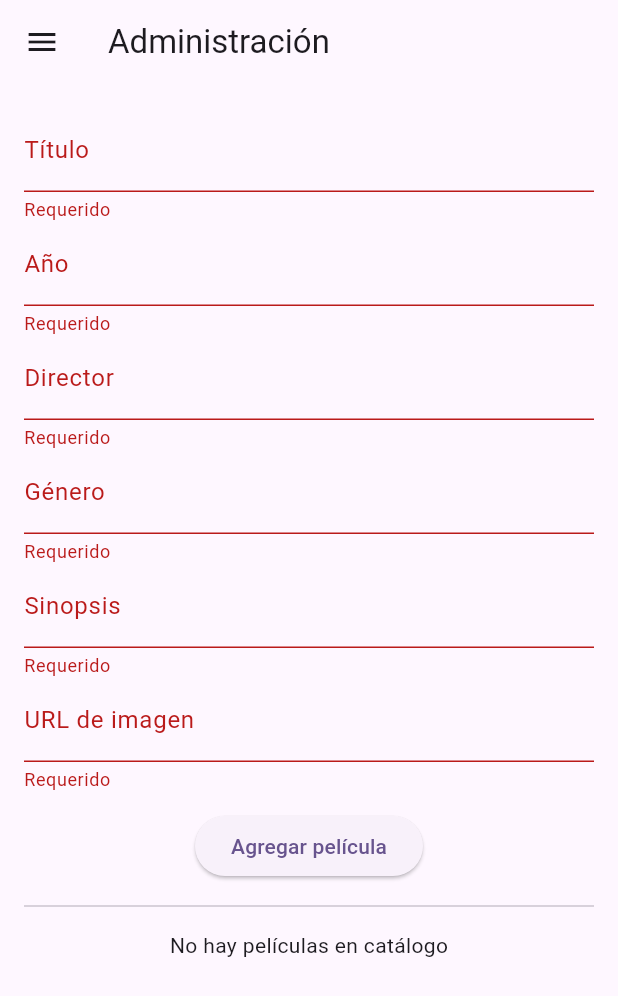
After one commit to MiriamBec/actividad3.7, a Flutter app: the AdminPage screen opened by its route, after a tap on "Agregar película", on a phone screen of 412 x 824 dp. The commit adds this screen. Shown: the top 996 px of the screen. Run offline on Flutter 3.47's test engine with Material 3 defaults, Android fonts, the phone set to English and light mode, and no system bars; our stand-ins replace cloud_firestore, firebase_auth, firebase_core; accounts and stored records are empty.

Commit message:
Se agregaron las paginas de admin, catalogo, descripcion y la carpeta widgets

```diff
--- /dev/null
+++ b/lib/admin_page.dart
@@ -0,0 +1,138 @@
+import 'package:flutter/material.dart';
+import 'package:cloud_firestore/cloud_firestore.dart';
+import 'widgets/app_drawer.dart';
+
+class AdminPage extends StatefulWidget {
+  const AdminPage({super.key});
+  @override
+  _AdminPageState createState() => _AdminPageState();
+}
+
+class _AdminPageState extends State<AdminPage> {
+  final _formKey = GlobalKey<FormState>();
+  final _tituloCtrl = TextEditingController();
+  final _anioCtrl = TextEditingController();
+  final _directorCtrl = TextEditingController();
+  final _generoCtrl = TextEditingController();
+  final _sinopsisCtrl = TextEditingController();
+  final _imagenCtrl = TextEditingController();
+
+  void _agregarPelicula() async {
+    if (!_formKey.currentState!.validate()) return;
+    await FirebaseFirestore.instance.collection('peliculas').add({
+      'title': _tituloCtrl.text.trim(),
+      'year': _anioCtrl.text.trim(),
+      'director': _directorCtrl.text.trim(),
+      'genre': _generoCtrl.text.trim(),
+      'synopsis': _sinopsisCtrl.text.trim(),
+      'imageUrl': _imagenCtrl.text.trim(),
+    });
+    ScaffoldMessenger.of(
+      context,
+    ).showSnackBar(const SnackBar(content: Text('Película agregada')));
+    _formKey.currentState!.reset();
+  }
+
+  void _eliminarPelicula(String docId) async {
+    await FirebaseFirestore.instance
+        .collection('peliculas')
+        .doc(docId)
+        .delete();
+    ScaffoldMessenger.of(
+      context,
+    ).showSnackBar(const SnackBar(content: Text('Película eliminada')));
+  }
+
+  @override
+  Widget build(BuildContext context) {
+    return Scaffold(
+      appBar: AppBar(title: const Text('Administración')),
+      drawer: buildAppDrawer(context),
+      body: Padding(
+        padding: const EdgeInsets.all(16),
+        child: Column(
+          children: [
+            // Formulario para agregar
+            Form(
+              key: _formKey,
+              child: Column(
+                children: [
+                  TextFormField(
+                    controller: _tituloCtrl,
+                    decoration: const InputDecoration(labelText: 'Título'),
+                    validator: (v) => v!.isEmpty ? 'Requerido' : null,
+                  ),
+                  TextFormField(
+                    controller: _anioCtrl,
+                    decoration: const InputDecoration(labelText: 'Año'),
+                    validator: (v) => v!.isEmpty ? 'Requerido' : null,
+                  ),
+                  TextFormField(
+                    controller: _directorCtrl,
+                    decoration: const InputDecoration(labelText: 'Director'),
+                    validator: (v) => v!.isEmpty ? 'Requerido' : null,
+                  ),
+                  TextFormField(
+                    controller: _generoCtrl,
+                    decoration: const InputDecoration(labelText: 'Género'),
+                    validator: (v) => v!.isEmpty ? 'Requerido' : null,
+                  ),
+                  TextFormField(
+                    controller: _sinopsisCtrl,
+                    decoration: const InputDecoration(labelText: 'Sinopsis'),
+                    validator: (v) => v!.isEmpty ? 'Requerido' : null,
+                  ),
+                  TextFormField(
+                    controller: _imagenCtrl,
+                    decoration: const InputDecoration(
+                      labelText: 'URL de imagen',
+                    ),
+                    validator: (v) => v!.isEmpty ? 'Requerido' : null,
+                  ),
+                  const SizedBox(height: 12),
+                  ElevatedButton(
+                    onPressed: _agregarPelicula,
+                    child: const Text('Agregar película'),
+                  ),
+                  const Divider(height: 32),
+                ],
+              ),
+            ),
+
+            // Lista de películas para eliminar
+            Expanded(
+              child: StreamBuilder<QuerySnapshot>(
+                stream:
+                    FirebaseFirestore.instance
+                        .collection('peliculas')
+                        .snapshots(),
+                builder: (context, snapshot) {
+                  if (snapshot.hasError) return const Text('Error al cargar');
+                  if (!snapshot.hasData)
+                    return const CircularProgressIndicator();
+                  final docs = snapshot.data!.docs;
+                  if (docs.isEmpty)
+                    return const Text('No hay películas en catálogo');
+
+                  return ListView.builder(
+                    itemCount: docs.length,
+                    itemBuilder: (context, i) {
+                      final doc = docs[i];
+                      return ListTile(
+                        title: Text(doc['title']),
+                        trailing: IconButton(
+                          icon: const Icon(Icons.delete, color: Colors.red),
+                          onPressed: () => _eliminarPelicula(doc.id),
+                        ),
+                      );
+                    },
+                  );
+                },
+              ),
+            ),
+          ],
+        ),
+      ),
+    );
+  }
+}
--- a/lib/login_page.dart
+++ b/lib/login_page.dart
@@ -13,9 +13,7 @@ class LoginPage extends StatelessWidget {
         password: passwordController.text,
       );
       // Aquí navegas a la pantalla de catálogo
-      ScaffoldMessenger.of(
-        context,
-      ).showSnackBar(SnackBar(content: Text("Inicio de sesión exitoso")));
+      Navigator.pushReplacementNamed(context, '/catalogo');
     } catch (e) {
       ScaffoldMessenger.of(
         context,
--- /dev/null
+++ b/lib/widgets/app_drawer.dart
@@ -0,0 +1,32 @@
+import 'package:flutter/material.dart';
+
+Widget buildAppDrawer(BuildContext context) {
+  return Drawer(
+    child: ListView(
+      padding: EdgeInsets.zero,
+      children: [
+        const DrawerHeader(
+          decoration: BoxDecoration(color: Colors.deepPurple),
+          child: Text(
+            'Menú',
+            style: TextStyle(color: Colors.white, fontSize: 24),
+          ),
+        ),
+        ListTile(
+          leading: const Icon(Icons.movie),
+          title: const Text('Catálogo de Películas'),
+          onTap: () {
+            Navigator.pushReplacementNamed(context, '/catalogo');
+          },
+        ),
+        ListTile(
+          leading: const Icon(Icons.admin_panel_settings),
+          title: const Text('Administración'),
+          onTap: () {
+            Navigator.pushReplacementNamed(context, '/admin');
+          },
+        ),
+      ],
+    ),
+  );
+}
```
Also changed, not shown: lib/catalogo_page.dart (added, +51 -0 lines), lib/descripcion_page.dart (added, +68 -0 lines), lib/main.dart (+13 -1 lines), lib/register_page.dart (+42 -4 lines).
